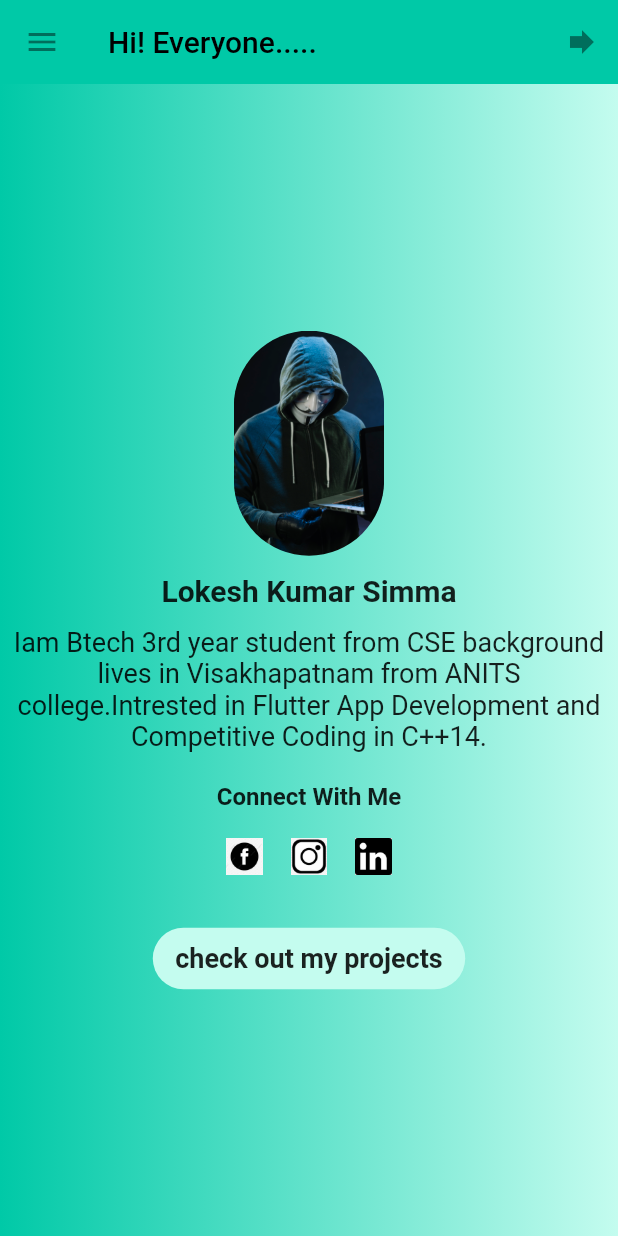
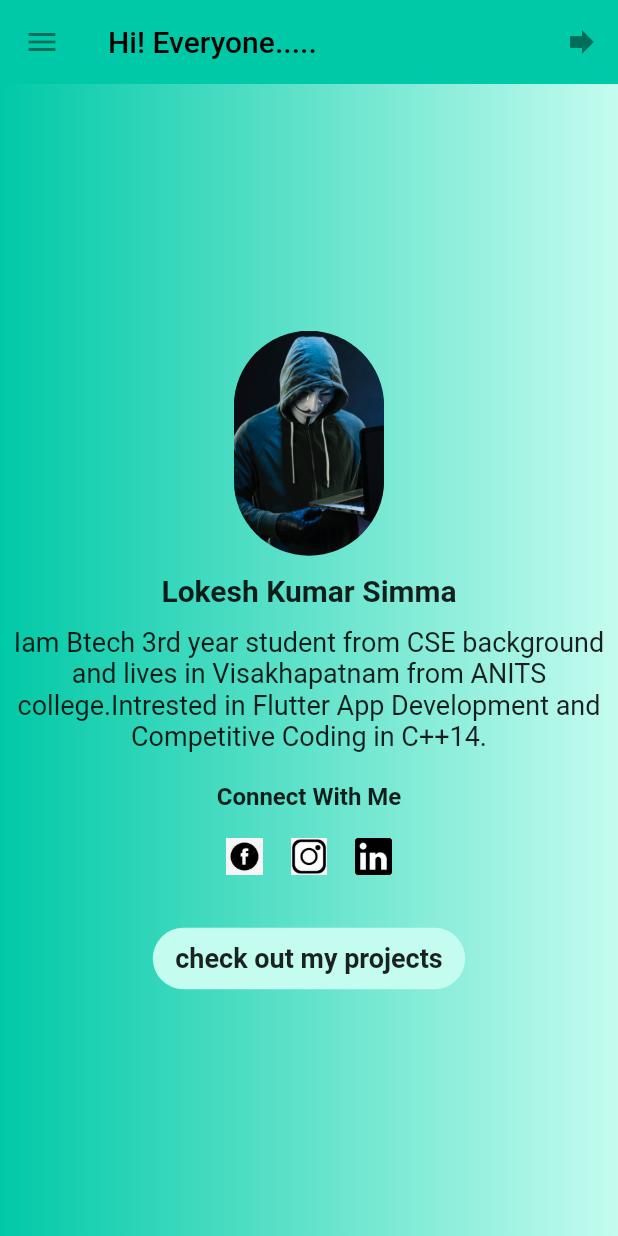
Before and after one commit to arrowloki/flutter_portfolio, a Flutter app: the screen it shows after launch, on a phone screen of 412 x 824 dp. Run offline on Flutter 3.47's test engine with Material 2 defaults, Android fonts, the phone set to English and light mode, and no system bars; missing offline and left inert: dart:html.

```diff
--- a/lib/landingpage.dart
+++ b/lib/landingpage.dart
@@ -11,7 +11,7 @@ class LandingPage extends StatefulWidget {
 
 class _LandingPageState extends State<LandingPage> {
 
-  String aboutme="Iam Btech 3rd year student from CSE background lives in Visakhapatnam from ANITS college.Intrested in Flutter App Development and Competitive Coding in C++14.";
+  String aboutme="Iam Btech 3rd year student from CSE background and lives in Visakhapatnam from ANITS college.Intrested in Flutter App Development and Competitive Coding in C++14.";
 
 
 _launchURL(String url) async {
```
